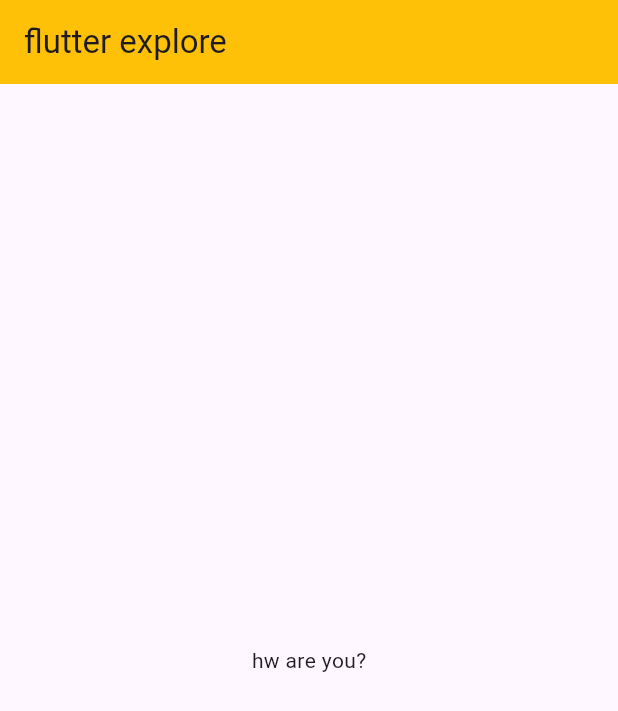
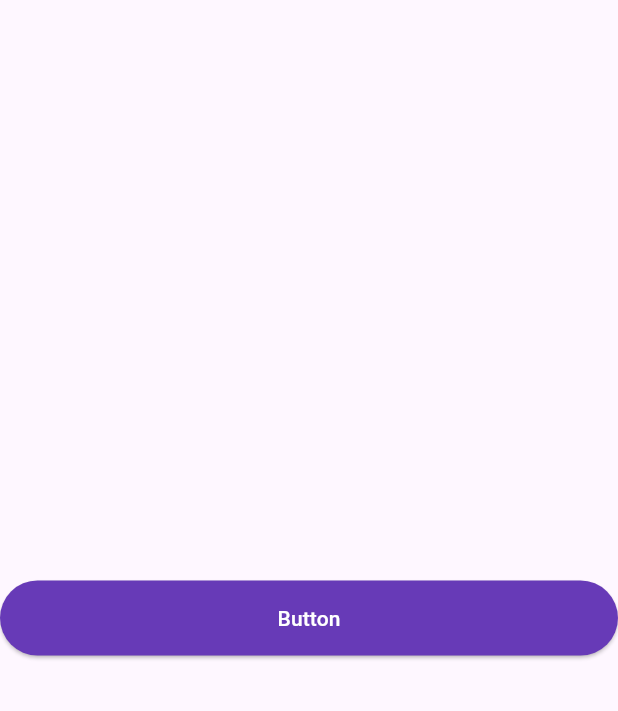
Before and after one commit to rifathosenofficial2023/flutter_explore, a Flutter app: the screen it shows after launch, on a phone screen of 412 x 824 dp. Shown: the top 711 px of the screen. Run offline on Flutter 3.47's test engine with Material 3 defaults, Android fonts, the phone set to English and light mode, and no system bars.

Commit message:
button added

```diff
--- a/lib/main.dart
+++ b/lib/main.dart
@@ -1,4 +1,5 @@
 import 'package:flutter/material.dart';
+import 'package:flutter_day_01/screen2.dart';
 
 void main() {
   runApp(const MyApp());
@@ -16,7 +17,7 @@ class MyApp extends StatelessWidget {
       theme: ThemeData(
         colorScheme: ColorScheme.fromSeed(seedColor: Colors.deepPurple),
       ),
-      home: MyHomePage(),
+      home: Screen2(),
     );
   }
 }
--- /dev/null
+++ b/lib/screen2.dart
@@ -0,0 +1,29 @@
+import 'package:flutter/material.dart';
+
+class Screen2 extends StatelessWidget {
+  const Screen2({super.key});
+
+  @override
+  Widget build(BuildContext context) {
+    return Scaffold(
+       body: Column(
+        mainAxisAlignment:MainAxisAlignment.center,
+        crossAxisAlignment: CrossAxisAlignment.center,
+        children: [
+          SizedBox(
+            height: 50,
+            width: double.infinity,
+            child: ElevatedButton(
+              style: ElevatedButton.styleFrom(
+                backgroundColor: Colors.deepPurple,
+                foregroundColor: Colors.white
+              ),
+              onPressed: (){},
+              child: const Text("Button")),
+          )
+        ],
+
+       ),
+    );
+  }
+}
```
